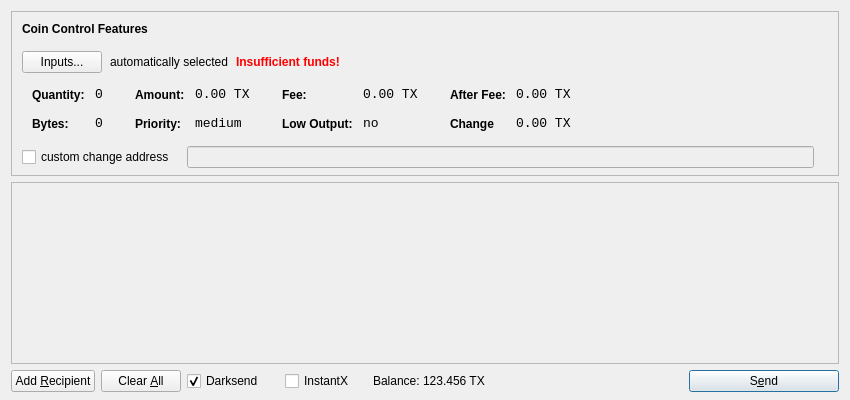
transferdev/Transfercoin, file src/qt/forms/sendcoinsdialog.ui: the form before one commit.
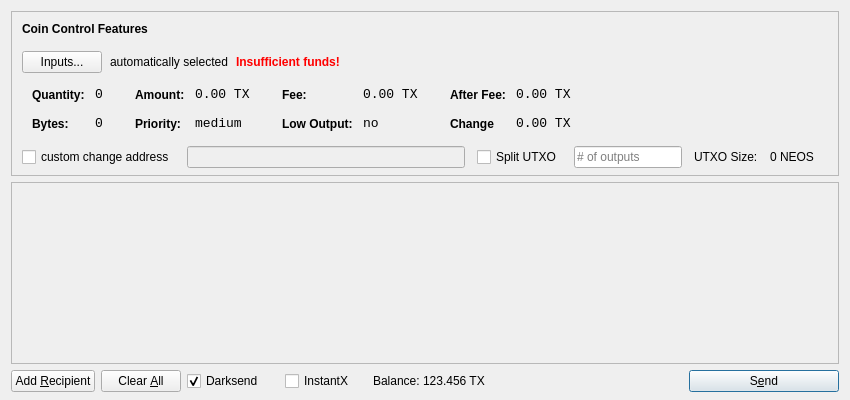
The form after the commit. Icons and pictures are not drawn.

Commit message: Add stake split UI from PIVX (thanks presstab)

```diff
--- a/src/qt/forms/sendcoinsdialog.ui
+++ b/src/qt/forms/sendcoinsdialog.ui
@@ -540,7 +540,7 @@
          </widget>
         </item>
         <item>
-         <layout class="QHBoxLayout" name="horizontalLayoutCoinControl4" stretch="0,0,0">
+         <layout class="QHBoxLayout" name="horizontalLayoutCoinControl4" stretch="0,0,0,0,0,0,0">
           <property name="spacing">
            <number>12</number>
           </property>
@@ -573,6 +573,40 @@
             </property>
            </widget>
           </item>
+          <item>
+           <widget class="QCheckBox" name="splitBlockCheckBox">
+            <property name="text">
+             <string>Split UTXO</string>
+            </property>
+           </widget>
+          </item>
+          <item>
+           <widget class="QLineEdit" name="splitBlockLineEdit">
+            <property name="sizePolicy">
+             <sizepolicy hsizetype="Fixed" vsizetype="Fixed">
+              <horstretch>50</horstretch>
+              <verstretch>0</verstretch>
+             </sizepolicy>
+            </property>
+            <property name="placeholderText">
+             <string># of outputs</string>
+            </property>
+           </widget>
+          </item>
+          <item>
+           <widget class="QLabel" name="labelBlockSizeText">
+            <property name="text">
+             <string>UTXO Size:</string>
+            </property>
+           </widget>
+          </item>
+          <item>
+           <widget class="QLabel" name="labelBlockSize">
+            <property name="text">
+             <string>0 NEOS</string>
+            </property>
+           </widget>
+          </item>
           <item>
            <widget class="QLabel" name="labelCoinControlChangeLabel">
             <property name="sizePolicy">
```
The commit also changes 8 other files.
